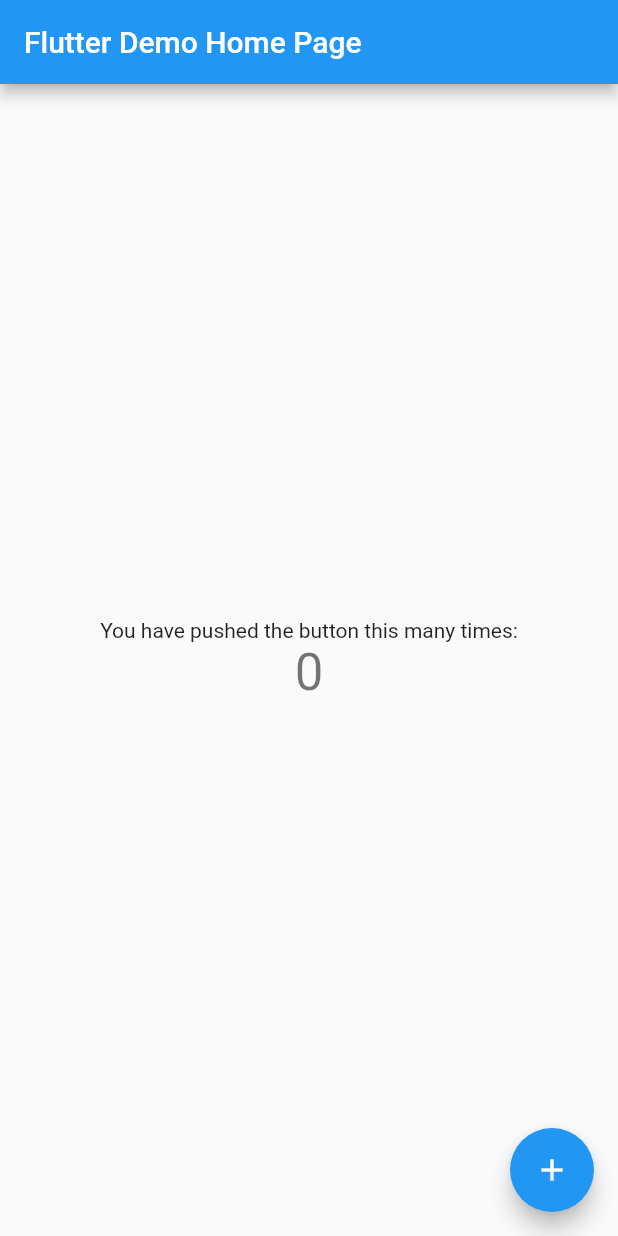
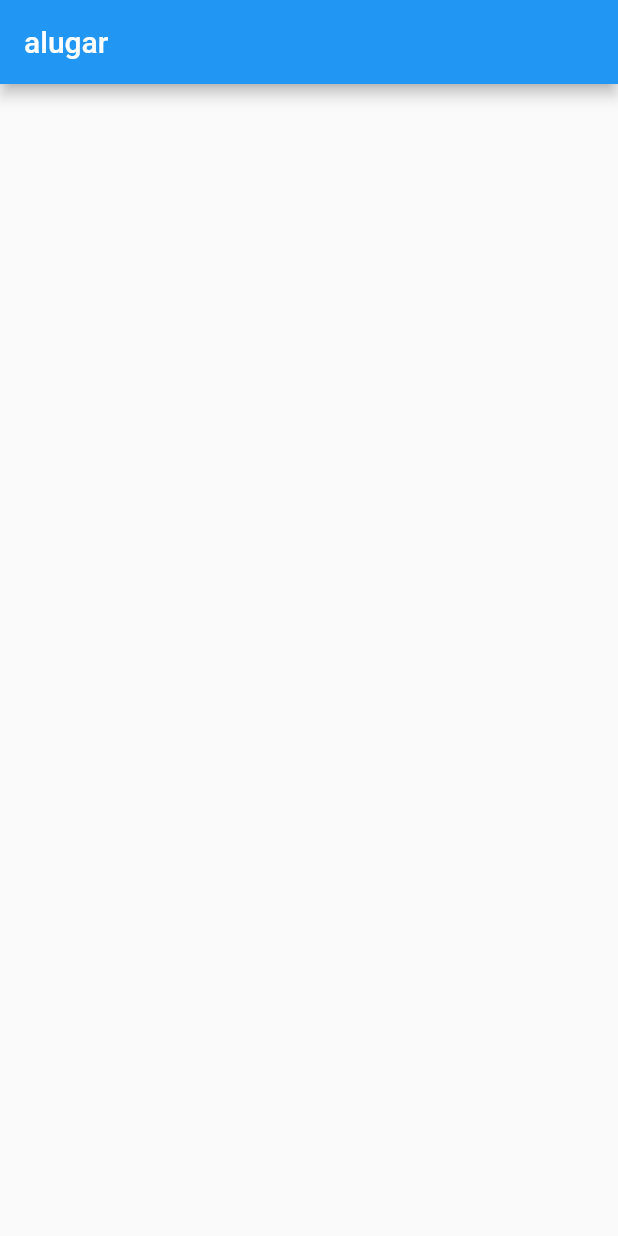
Before and after one commit to JonatanSilvaa/appFacul, a Flutter app: the screen it shows after launch, on a phone screen of 412 x 824 dp. Run offline on Flutter 3.47's test engine with Material 2 defaults, Android fonts, the phone set to English and light mode, and no system bars.

Commit message:
Page princpal

```diff
--- a/lib/PagePrincipal.dart
+++ b/lib/PagePrincipal.dart
@@ -0,0 +1,19 @@
+import 'package:flutter/material.dart';
+
+class HomePage extends StatefulWidget {
+  const HomePage({Key? key}) : super(key: key);
+
+  @override
+  State<HomePage> createState() => _HomePageState();
+}
+
+class _HomePageState extends State<HomePage> {
+  @override
+  Widget build(BuildContext context) {
+    return Scaffold(
+      appBar: AppBar(
+        title: Text("alugar"),
+      ),
+    );
+  }
+}
--- a/lib/main.dart
+++ b/lib/main.dart
@@ -1,115 +1,9 @@
 import 'package:flutter/material.dart';
+import 'PagePrincipal.dart';
 
 void main() {
-  runApp(const MyApp());
+  runApp(MaterialApp(
+    debugShowCheckedModeBanner: false,
+    home: HomePage(),
+  ));
 }
-
-class MyApp extends StatelessWidget {
-  const MyApp({Key? key}) : super(key: key);
-
-  // This widget is the root of your application.
-  @override
-  Widget build(BuildContext context) {
-    return MaterialApp(
-      title: 'Flutter Demo',
-      theme: ThemeData(
-        // This is the theme of your application.
-        //
-        // Try running your application with "flutter run". You'll see the
-        // application has a blue toolbar. Then, without quitting the app, try
-        // changing the primarySwatch below to Colors.green and then invoke
-        // "hot reload" (press "r" in the console where you ran "flutter run",
-        // or simply save your changes to "hot reload" in a Flutter IDE).
-        // Notice that the counter didn't reset back to zero; the application
-        // is not restarted.
-        primarySwatch: Colors.blue,
-      ),
-      home: const MyHomePage(title: 'Flutter Demo Home Page'),
-    );
-  }
-}
-
-class MyHomePage extends StatefulWidget {
-  const MyHomePage({Key? key, required this.title}) : super(key: key);
-
-  // This widget is the home page of your application. It is stateful, meaning
-  // that it has a State object (defined below) that contains fields that affect
-  // how it looks.
-
-  // This class is the configuration for the state. It holds the values (in this
-  // case the title) provided by the parent (in this case the App widget) and
-  // used by the build method of the State. Fields in a Widget subclass are
-  // always marked "final".
-
-  final String title;
-
-  @override
-  State<MyHomePage> createState() => _MyHomePageState();
-}
-
-class _MyHomePageState extends State<MyHomePage> {
-  int _counter = 0;
-
-  void _incrementCounter() {
-    setState(() {
-      // This call to setState tells the Flutter framework that something has
-      // changed in this State, which causes it to rerun the build method below
-      // so that the display can reflect the updated values. If we changed
-      // _counter without calling setState(), then the build method would not be
-      // called again, and so nothing would appear to happen.
-      _counter++;
-    });
-  }
-
-  @override
-  Widget build(BuildContext context) {
-    // This method is rerun every time setState is called, for instance as done
-    // by the _incrementCounter method above.
-    //
-    // The Flutter framework has been optimized to make rerunning build methods
-    // fast, so that you can just rebuild anything that needs updating rather
-    // than having to individually change instances of widgets.
-    return Scaffold(
-      appBar: AppBar(
-        // Here we take the value from the MyHomePage object that was created by
-        // the App.build method, and use it to set our appbar title.
-        title: Text(widget.title),
-      ),
-      body: Center(
-        // Center is a layout widget. It takes a single child and positions it
-        // in the middle of the parent.
-        child: Column(
-          // Column is also a layout widget. It takes a list of children and
-          // arranges them vertically. By default, it sizes itself to fit its
-          // children horizontally, and tries to be as tall as its parent.
-          //
-          // Invoke "debug painting" (press "p" in the console, choose the
-          // "Toggle Debug Paint" action from the Flutter Inspector in Android
-          // Studio, or the "Toggle Debug Paint" command in Visual Studio Code)
-          // to see the wireframe for each widget.
-          //
-          // Column has various properties to control how it sizes itself and
-          // how it positions its children. Here we use mainAxisAlignment to
-          // center the children vertically; the main axis here is the vertical
-          // axis because Columns are vertical (the cross axis would be
-          // horizontal).
-          mainAxisAlignment: MainAxisAlignment.center,
-          children: <Widget>[
-            const Text(
-              'You have pushed the button this many times:',
-            ),
-            Text(
-              '$_counter',
-              style: Theme.of(context).textTheme.headline4,
-            ),
-          ],
-        ),
-      ),
-      floatingActionButton: FloatingActionButton(
-        onPressed: _incrementCounter,
-        tooltip: 'Increment',
-        child: const Icon(Icons.add),
-      ), // This trailing comma makes auto-formatting nicer for build methods.
-    );
-  }
-}
```
